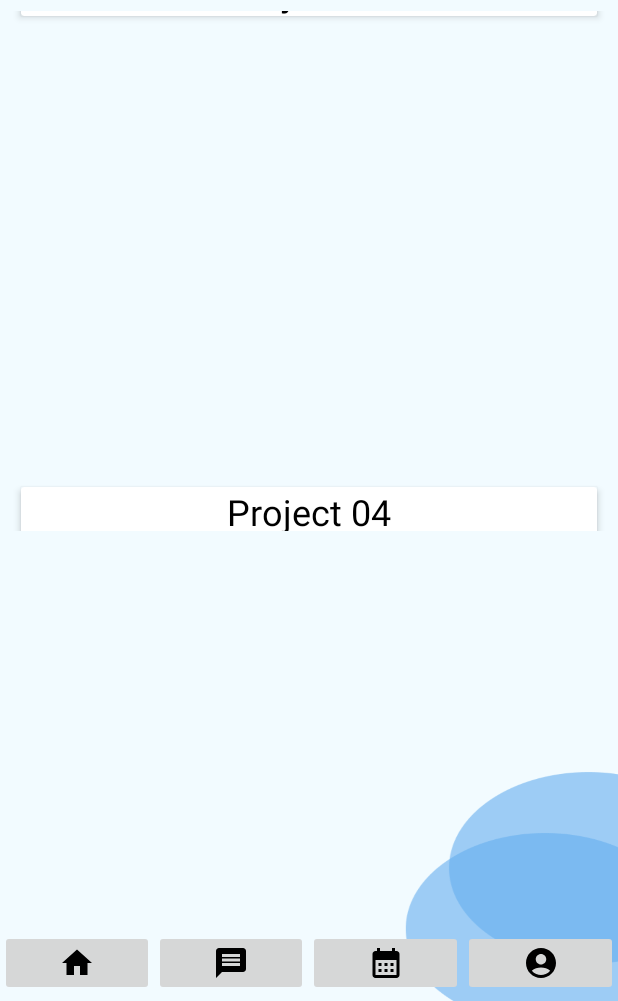
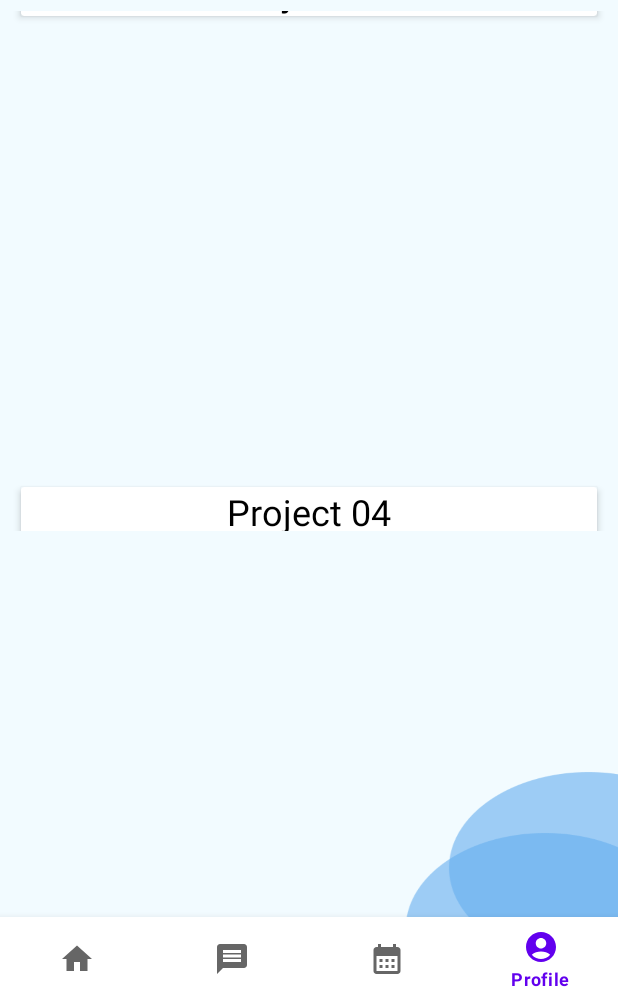
Before and after one commit to Sahan7/ProjectiFY, an Android app: the user_view_tasks screen opened directly, with no data from a screen before it, scrolled down 728 dp, on a phone screen of 412 x 824 dp, the part 235-1236 px from its top. Run offline under Robolectric (Android 15) with nearby library versions, the phone set to English and light mode, and no system bars.

Commit message:
Added the navigation bar

```diff
--- a/app/src/main/res/layout/activity_user_view_tasks.xml
+++ b/app/src/main/res/layout/activity_user_view_tasks.xml
@@ -6,6 +6,12 @@
     android:layout_height="match_parent"
     android:background="@drawable/background"
     tools:context=".user_view_tasks">
+
+    <FrameLayout
+        android:id="@+id/fragment_container"
+        android:layout_width="match_parent"
+        android:layout_height="match_parent"
+        android:layout_above="@id/bottom_navigation"/>
 
     <com.google.android.material.imageview.ShapeableImageView
         android:id="@+id/user_image"
@@ -27,46 +33,58 @@
 
     <androidx.recyclerview.widget.RecyclerView
         android:id="@+id/recycler_homeview"
+        android:layout_width="match_parent"
+        android:layout_height="wrap_content"
         android:layout_below="@+id/user_image"
-        app:layoutManager="androidx.recyclerview.widget.LinearLayoutManager"
-        android:layout_margin="8dp"
-        android:layout_width="match_parent"
-        android:layout_height="wrap_content"/>
-
-    <LinearLayout
-        android:id="@+id/layout_menubar"
-        android:orientation="horizontal"
-        android:layout_margin="0dp"
-        android:layout_alignParentBottom="true"
-        android:gravity="center"
-        android:layout_width="match_parent"
-        android:layout_height="50dp">
-        <ImageButton
-            android:id="@+id/home_button"
-            android:src="@drawable/ic_home"
-            android:layout_weight="1"
-            android:layout_width="0dp"
-            android:layout_height="wrap_content"/>
-        <ImageButton
-            android:id="@+id/message_button"
-            android:src="@drawable/ic_message"
-            android:layout_weight="1"
-            android:layout_width="0dp"
-            android:layout_height="wrap_content"/>
-        <ImageButton
-            android:id="@+id/calendar_button"
-            android:src="@drawable/ic_calendar"
-            android:layout_weight="1"
-            android:layout_width="0dp"
-            android:layout_height="wrap_content"/>
-        <ImageButton
-            android:id="@+id/profile_button"
-            android:src="@drawable/ic_profile"
-            android:layout_weight="1"
-            android:layout_width="0dp"
-            android:layout_height="wrap_content"/>
+        android:layout_marginStart="8dp"
+        android:layout_marginTop="8dp"
+        android:layout_marginEnd="8dp"
+        android:layout_marginBottom="8dp"
+        app:layoutManager="androidx.recyclerview.widget.LinearLayoutManager" />
 
 
-    </LinearLayout>
+<!--    <LinearLayout-->
+<!--        android:id="@+id/layout_menubar"-->
+<!--        android:orientation="horizontal"-->
+<!--        android:layout_margin="0dp"-->
+<!--        android:layout_alignParentBottom="true"-->
+<!--        android:gravity="center"-->
+<!--        android:layout_width="match_parent"-->
+<!--        android:layout_height="50dp">-->
+<!--        <ImageButton-->
+<!--            android:id="@+id/home_button"-->
+<!--            android:src="@drawable/ic_home"-->
+<!--            android:layout_weight="1"-->
+<!--            android:layout_width="0dp"-->
+<!--            android:layout_height="wrap_content"/>-->
+<!--        <ImageButton-->
+<!--            android:id="@+id/message_button"-->
+<!--            android:src="@drawable/ic_message"-->
+<!--            android:layout_weight="1"-->
+<!--            android:layout_width="0dp"-->
+<!--            android:layout_height="wrap_content"/>-->
+<!--        <ImageButton-->
+<!--            android:id="@+id/calendar_button"-->
+<!--            android:src="@drawable/ic_calendar"-->
+<!--            android:layout_weight="1"-->
+<!--            android:layout_width="0dp"-->
+<!--            android:layout_height="wrap_content"/>-->
+<!--        <ImageButton-->
+<!--            android:id="@+id/profile_button"-->
+<!--            android:src="@drawable/ic_profile"-->
+<!--            android:layout_weight="1"-->
+<!--            android:layout_width="0dp"-->
+<!--            android:layout_height="wrap_content"/>-->
+
+
+<!--    </LinearLayout>-->
+
+    <com.google.android.material.bottomnavigation.BottomNavigationView
+        android:id="@+id/bottom_navigation"
+        android:layout_width="match_parent"
+        android:layout_height="wrap_content"
+        android:layout_alignParentBottom="true"
+        app:menu="@menu/bottom_navigation"
+        android:background="?android:attr/windowBackground"/>
 
 </RelativeLayout>
--- /dev/null
+++ b/app/src/main/res/menu/bottom_navigation.xml
@@ -0,0 +1,24 @@
+<?xml version="1.0" encoding="utf-8"?>
+<menu xmlns:android="http://schemas.android.com/apk/res/android">
+
+    <item
+        android:id="@+id/nav_home"
+        android:icon="@drawable/ic_home"
+        android:title="Home"/>
+
+    <item
+        android:id="@+id/nav_message"
+        android:icon="@drawable/ic_message"
+        android:title="Message"/>
+
+    <item
+        android:id="@+id/nav_calendar"
+        android:icon="@drawable/ic_calendar"
+        android:title="Calendar"/>
+
+    <item
+        android:id="@+id/nav_profile"
+        android:icon="@drawable/ic_profile"
+        android:title="Profile"/>
+
+</menu>
```
Also changed, not shown: app/src/main/java/com/example/projectify/ChatsList.java (+34 -0 lines), app/src/main/java/com/example/projectify/MainActivity.java (+64 -32 lines), app/src/main/java/com/example/projectify/calendar.java (+75 -0 lines), app/src/main/java/com/example/projectify/user_profile_edit.java (+34 -0 lines), app/src/main/java/com/example/projectify/user_view_tasks.java (+33 -0 lines), app/src/main/res/layout/activity_calendar.xml (+12 -0 lines), app/src/main/res/layout/activity_chats_list.xml (+11 -0 lines), app/src/main/res/layout/activity_main.xml (+17 -0 lines), app/src/main/res/layout/activity_user_profile_edit.xml (+46 -32 lines).
